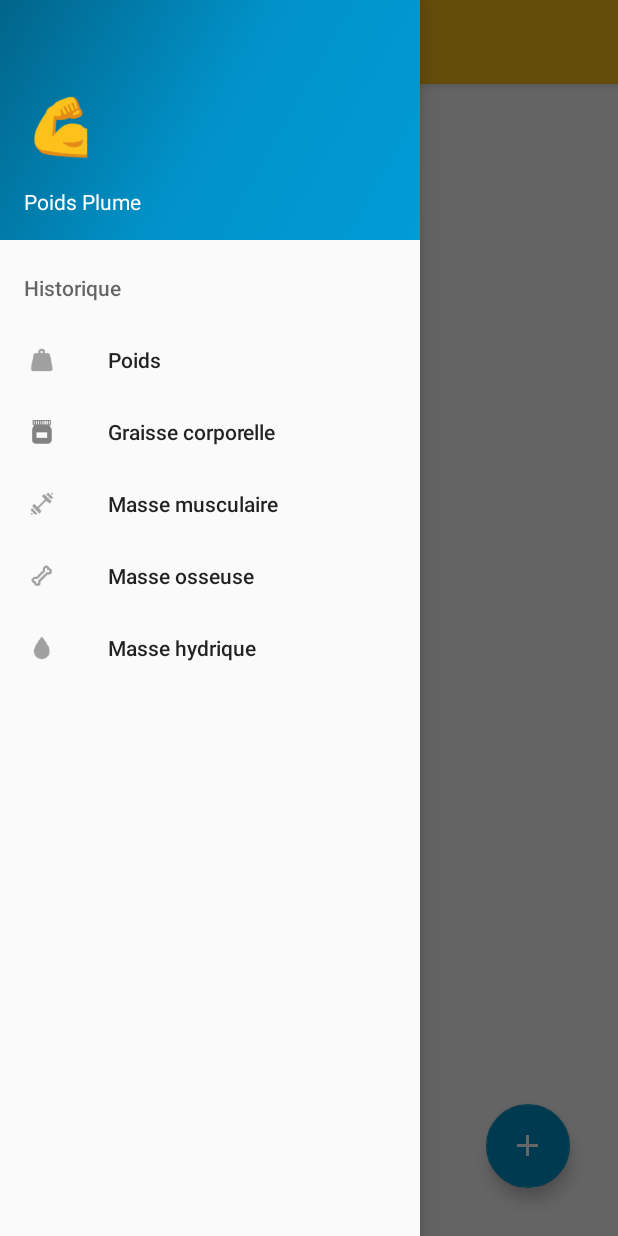
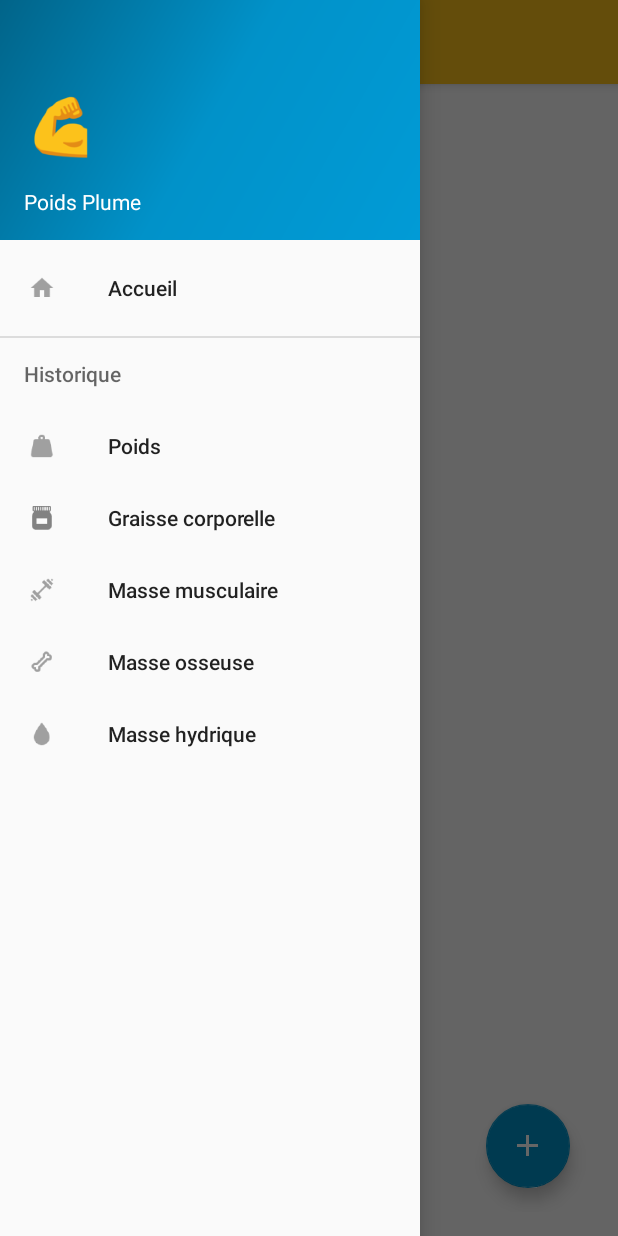
Before and after one commit to mhedin/PoidsPlume, an Android app: the screen it shows after launch (MainActivity), with the side drawer open, on a phone screen of 412 x 824 dp. Run offline under Robolectric (Android 15) with nearby library versions, the phone set to English and light mode, and no system bars; libraries missing offline, so code that uses them is left out: org.achartengine, org.achartengine.chart, org.achartengine.model, org.achartengine.renderer; 51 statements that could not run were skipped.

Commit message:
Add home link in the menu

```diff
--- a/app/src/main/res/menu/activity_main_drawer.xml
+++ b/app/src/main/res/menu/activity_main_drawer.xml
@@ -1,5 +1,10 @@
 <?xml version="1.0" encoding="utf-8"?>
 <menu xmlns:android="http://schemas.android.com/apk/res/android">
+
+    <item
+        android:id="@+id/nav_home"
+        android:icon="@drawable/ic_menu_home"
+        android:title="@string/nav_title_home" />
 
     <item android:title="@string/nav_title_history">
         <menu>
--- a/app/src/main/res/values/strings.xml
+++ b/app/src/main/res/values/strings.xml
@@ -7,6 +7,7 @@
     <string name="chart_rate_label">Taux (en %)</string>
     <string name="chart_weight_label">Poids (en kg)</string>
 
+    <string name="nav_title_home">Accueil</string>
     <string name="nav_title_history">Historique</string>
     <string name="nav_history_weight">Poids</string>
     <string name="nav_history_muscle">Masse musculaire</string>
```
Also changed, not shown: app/src/main/java/com/morgane/poidsplume/activities/MainActivity.java (+24 -10 lines), app/src/main/res/drawable-hdpi/ic_menu_home.png (added), app/src/main/res/drawable-mdpi/ic_menu_home.png (added), app/src/main/res/drawable-xhdpi/ic_menu_home.png (added), app/src/main/res/drawable-xxhdpi/ic_menu_home.png (added).
